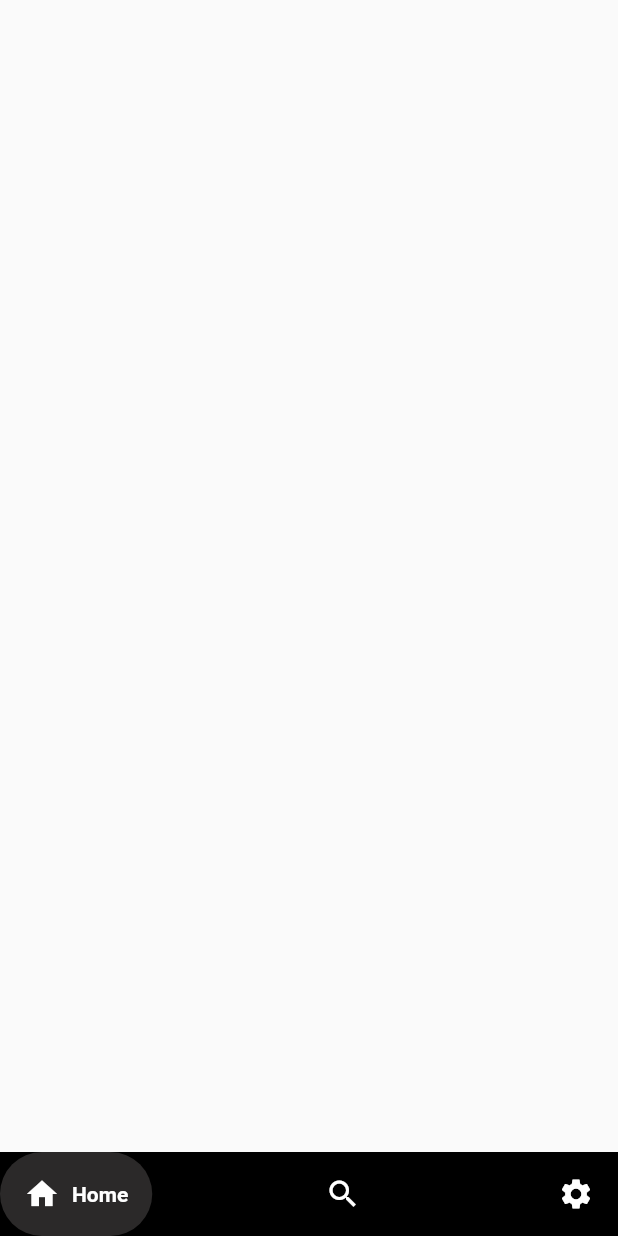
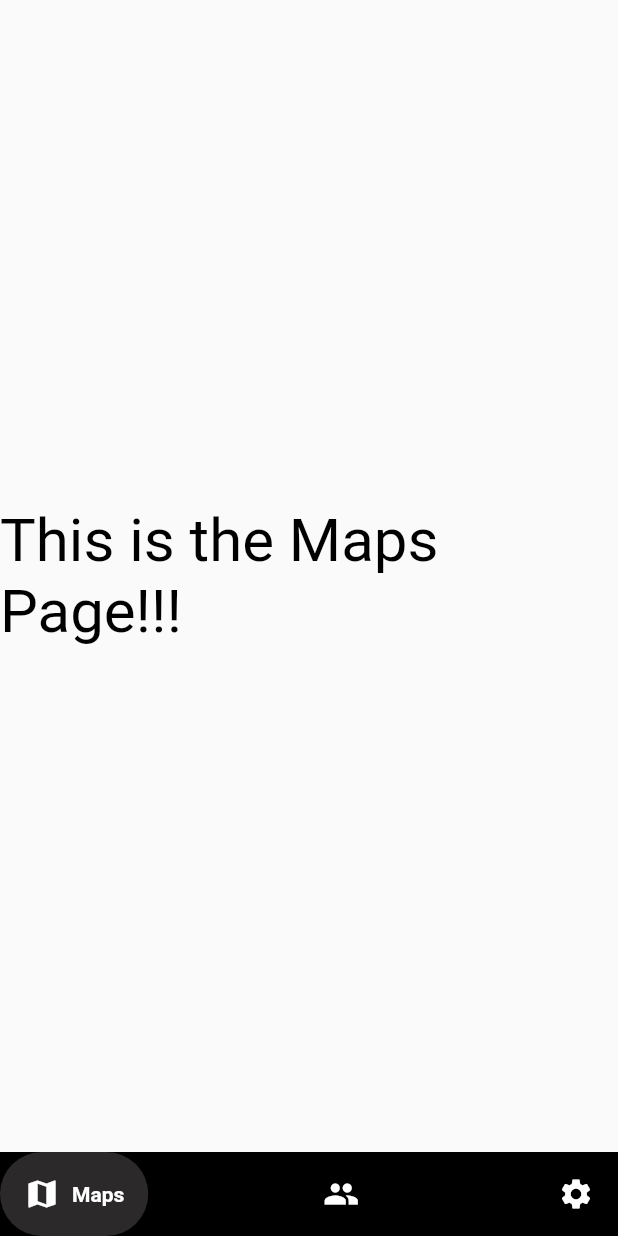
Before and after one commit to StanleyTK/WalkMeHome, a Flutter app: the screen it shows after launch, on a phone screen of 412 x 824 dp. Run offline on Flutter 3.47's test engine with Material 2 defaults, Android fonts, the phone set to English and light mode, and no system bars; drawn by our look-alikes of google_nav_bar.

Commit message:
messed around

```diff
--- a/lib/homepage.dart
+++ /dev/null
@@ -1,39 +0,0 @@
-import 'package:flutter/material.dart';
-import 'package:google_nav_bar/google_nav_bar.dart';
-
-class MyHomePage extends StatefulWidget {
-  const MyHomePage({super.key});
-
-  @override
-  State<MyHomePage> createState() => _MyHomePageState();
-}
-
-class _MyHomePageState extends State<MyHomePage> {
-  @override
-  Widget build(BuildContext context) {
-    return const Scaffold(
-      bottomNavigationBar: GNav(
-        backgroundColor: Colors.black,
-        color: Colors.white,
-        activeColor: Colors.white,
-        tabBackgroundColor: Color.fromARGB(255, 43, 41, 41),
-        padding: EdgeInsets.all(16),
-        gap: 8,
-        tabs: [
-          GButton(
-            icon: Icons.home,
-            text: 'Home',
-          ),
-          GButton(
-            icon: Icons.search,
-            text: 'Search',
-          ),
-          GButton(
-            icon: Icons.settings,
-            text: 'Settings',
-          ),
-        ],
-      ),
-    );
-  }
-}
--- a/lib/main.dart
+++ b/lib/main.dart
@@ -1,6 +1,5 @@
 import 'package:flutter/material.dart';
-
-import 'homepage.dart';
+import 'maps.dart';
 
 void main() {
   runApp(const MyApp());
@@ -17,7 +16,7 @@ class MyApp extends StatelessWidget {
       theme: ThemeData(
         primarySwatch: Colors.blue,
       ),
-      home: const MyHomePage(),
+      home: const MyMapsPage(),
     );
   }
 }
--- /dev/null
+++ b/lib/maps.dart
@@ -0,0 +1,69 @@
+import 'package:flutter/material.dart';
+import 'package:google_nav_bar/google_nav_bar.dart';
+import 'package:walkmehome/settings.dart';
+
+import 'friends.dart';
+
+class MyMapsPage extends StatefulWidget {
+  const MyMapsPage({super.key});
+
+  @override
+  State<MyMapsPage> createState() => MyMapsPageState();
+}
+
+class MyMapsPageState extends State<MyMapsPage> {
+  @override
+  Widget build(BuildContext context) {
+    return Scaffold(
+      body: const Center(
+        child: Text(
+          "This is the Maps Page!!!",
+          style: TextStyle(
+            color: Colors.black,
+            fontSize: 40.0,
+          ),
+        ),
+      ),
+      bottomNavigationBar: GNav(
+        backgroundColor: Colors.black,
+        color: Colors.white,
+        activeColor: Colors.white,
+        tabBackgroundColor: Color.fromARGB(255, 43, 41, 41),
+        padding: EdgeInsets.all(16),
+        gap: 8,
+        tabs: [
+          // ignore: prefer_const_constructors
+          GButton(
+            icon: Icons.map,
+            text: 'Maps',
+          ),
+
+          // ignore: prefer_const_constructors
+          GButton(
+            icon: Icons.group,
+            text: 'Friends',
+            onPressed: () {
+              navigateToFriends(context);
+            },
+          ),
+          GButton(
+              icon: Icons.settings,
+              text: 'Settings',
+              onPressed: () {
+                navigateToSettings(context);
+              }),
+        ],
+      ),
+    );
+  }
+
+  navigateToSettings(BuildContext context) {
+    Navigator.of(context)
+        .push(MaterialPageRoute(builder: (context) => const MySettingsPage()));
+  }
+
+  navigateToFriends(BuildContext context) {
+    Navigator.of(context)
+        .push(MaterialPageRoute(builder: (context) => const MyFriendsPage()));
+  }
+}
```
Also changed, not shown: lib/friends.dart (added, +67 -0 lines), lib/settings.dart (added, +71 -0 lines).
